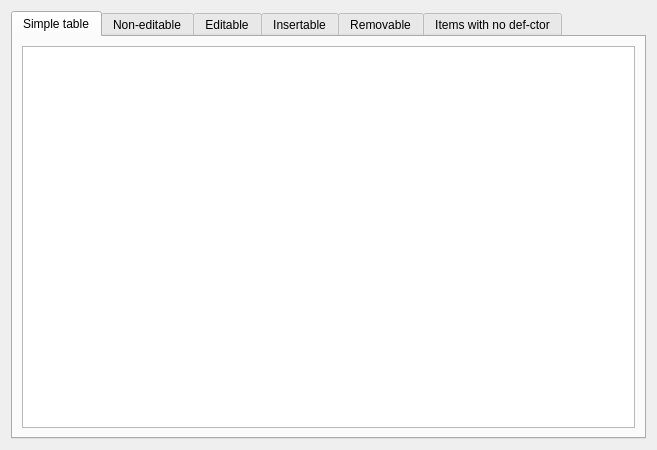
romariorios/QtMVT, file modellistexamples.ui: the form before one commit.
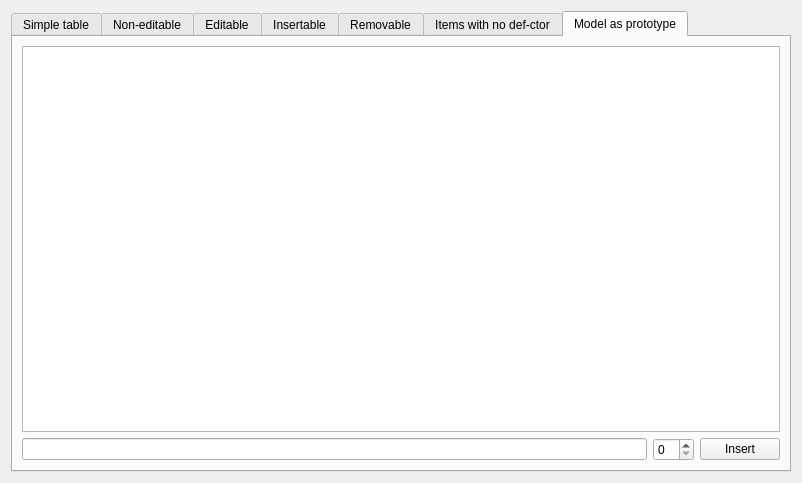
The form after the commit. The open tabs and pages were chosen to show the change.

Commit message: Add prototyping method createNew()

What changed in the file:
```diff
--- a/modellistexamples.ui
+++ b/modellistexamples.ui
@@ -6,8 +6,8 @@
    <rect>
     <x>0</x>
     <y>0</y>
-    <width>657</width>
-    <height>450</height>
+    <width>802</width>
+    <height>483</height>
    </rect>
   </property>
   <property name="windowTitle">
@@ -127,6 +127,33 @@
        </item>
       </layout>
      </widget>
+     <widget class="QWidget" name="tab_7">
+      <attribute name="title">
+       <string>Model as prototype</string>
+      </attribute>
+      <layout class="QVBoxLayout" name="verticalLayout_8">
+       <item>
+        <widget class="QTableView" name="proto"/>
+       </item>
+       <item>
+        <layout class="QHBoxLayout" name="horizontalLayout_3">
+         <item>
+          <widget class="QLineEdit" name="protoName"/>
+         </item>
+         <item>
+          <widget class="QSpinBox" name="protoAge"/>
+         </item>
+         <item>
+          <widget class="QPushButton" name="protoInsert">
+           <property name="text">
+            <string>Insert</string>
+           </property>
+          </widget>
+         </item>
+        </layout>
+       </item>
+      </layout>
+     </widget>
     </widget>
    </item>
   </layout>
```
The commit also changes 2 other files.
